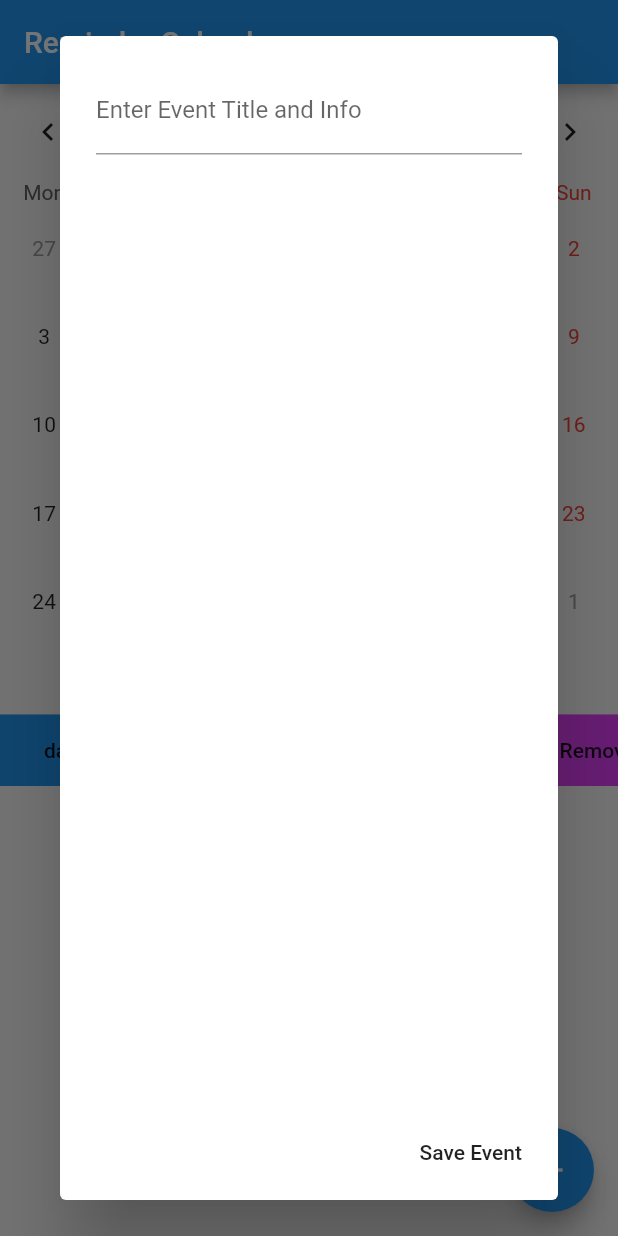
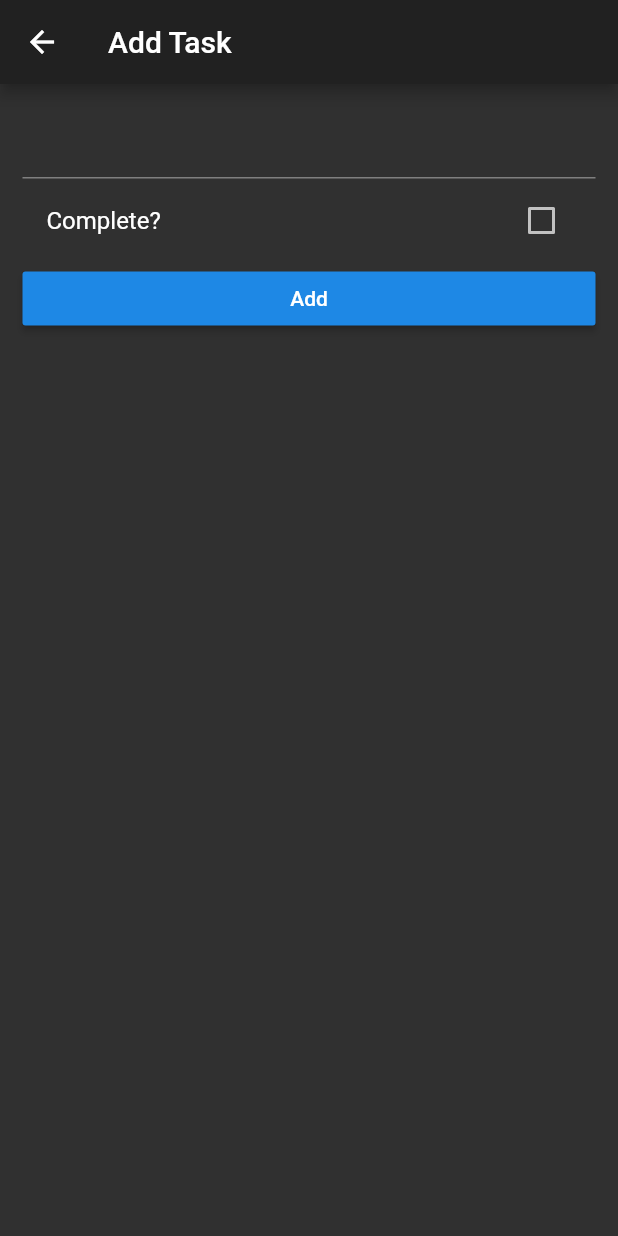
Before and after one commit to ernestsheldon/flutter_remid_mex, a Flutter app: the screen it shows after launch, after a tap on the "add" icon, on a phone screen of 412 x 824 dp. Run offline on Flutter 3.47's test engine with Material 2 defaults, Android fonts, the phone set to English and light mode, and no system bars; drawn by our look-alikes of table_calendar; our stand-ins replace flutter_local_notifications, shared_preferences.

Commit message:
Added models / provider state controll and todos

```diff
--- a/lib/main.dart
+++ b/lib/main.dart
@@ -1,21 +1,23 @@
 import 'package:flutter/material.dart';
-import 'package:flutter_remid_me/pages/flutter_calendar.dart';
+import 'package:provider/provider.dart';
 
-void main() => runApp(MyApp());
 
-class MyApp extends StatelessWidget {
-  // This widget is the root of your application.
+import 'package:flutter_remid_me/screens/home_screen.dart';
+import 'package:flutter_remid_me/providers/todos_model.dart';
+
+void main() => runApp(TodosApp());
+
+class TodosApp extends StatelessWidget {
   @override
   Widget build(BuildContext context) {
-    return MaterialApp(
-      debugShowCheckedModeBanner: false,
-      title: 'Flutter Calendar notifications ',
-      theme: ThemeData(
-        // This is the theme of your application.
+    return ChangeNotifierProvider(
 
-        primarySwatch: Colors.blue,
-      ),
-      home: FlutterCalendar(),
+      child: MaterialApp(
+        debugShowCheckedModeBanner: false,
+        title: 'Todos',
+        theme: ThemeData.dark(),
+        home: HomeScreen(),
+      ), create: (BuildContext context) => TodosModel(),
     );
   }
 }
--- a/lib/models/notification_model/notification.dart
+++ /dev/null
@@ -1,21 +0,0 @@
-
-
-class NotificationModelDaily {
-
-  int Id;
-  String Title;
-  String Description;
-  int TimeMinute;
-  int TimeHour;
-
-  NotificationModelDaily(this.Id,this.Title,this.Description,this.TimeHour,this.TimeMinute);
-
-
-
-
-
-
-
-
-
-}
--- /dev/null
+++ b/lib/models/task.dart
@@ -0,0 +1,12 @@
+import 'package:flutter/material.dart';
+
+class Task {
+  String title;
+  bool completed;
+
+  Task({@required this.title, this.completed = false});
+
+  void toggleCompleted() {
+    completed = !completed;
+  }
+}
--- a/lib/notifications/NotificationManager.dart
+++ b/lib/notifications/NotificationManager.dart
@@ -128,7 +128,8 @@ class NotificationManager {
     var iOSPlatformChannelSpecifics = IOSNotificationDetails();
     var platformChannelSpecifics = NotificationDetails(
         androidPlatformChannelSpecifics, iOSPlatformChannelSpecifics);
-    await flutterLocalNotificationsPlugin.periodicallyShow(0, 'repeating title',
+    await flutterLocalNotificationsPlugin.periodicallyShow(
+        0, 'Reminder every minute',
         'repeating body', RepeatInterval.EveryMinute, platformChannelSpecifics);
   }
 
--- /dev/null
+++ b/lib/providers/todos_model.dart
@@ -0,0 +1,33 @@
+import 'dart:collection';
+
+import 'package:flutter/material.dart';
+
+import 'package:flutter_remid_me/models/task.dart';
+
+class TodosModel extends ChangeNotifier {
+  final List<Task> _tasks = [];
+
+  UnmodifiableListView<Task> get allTasks => UnmodifiableListView(_tasks);
+
+  UnmodifiableListView<Task> get incompleteTasks =>
+      UnmodifiableListView(_tasks.where((todo) => !todo.completed));
+
+  UnmodifiableListView<Task> get completedTasks =>
+      UnmodifiableListView(_tasks.where((todo) => todo.completed));
+
+  void addTodo(Task task) {
+    _tasks.add(task);
+    notifyListeners();
+  }
+
+  void toggleTodo(Task task) {
+    final taskIndex = _tasks.indexOf(task);
+    _tasks[taskIndex].toggleCompleted();
+    notifyListeners();
+  }
+
+  void deleteTodo(Task task) {
+    _tasks.remove(task);
+    notifyListeners();
+  }
+}
--- /dev/null
+++ b/lib/screens/add_task_screen.dart
@@ -0,0 +1,69 @@
+import 'package:flutter/material.dart';
+import 'package:provider/provider.dart';
+
+import 'package:flutter_remid_me/providers/todos_model.dart';
+import 'package:flutter_remid_me/models/task.dart';
+
+class AddTaskScreen extends StatefulWidget {
+  @override
+  _AddTaskScreenState createState() => _AddTaskScreenState();
+}
+
+class _AddTaskScreenState extends State<AddTaskScreen> {
+  final taskTitleController = TextEditingController();
+  bool completedStatus = false;
+
+  @override
+  void dispose() {
+    taskTitleController.dispose();
+    super.dispose();
+  }
+
+  void onAdd() {
+    final String textVal = taskTitleController.text;
+    final bool completed = completedStatus;
+    if (textVal.isNotEmpty) {
+      final Task todo = Task(
+        title: textVal,
+        completed: completed,
+      );
+      Provider.of<TodosModel>(context, listen: false).addTodo(todo);
+      Navigator.pop(context);
+    }
+  }
+
+  @override
+  Widget build(BuildContext context) {
+    return Scaffold(
+      appBar: AppBar(
+        title: Text('Add Task'),
+      ),
+      body: ListView(
+        children: <Widget>[
+          Padding(
+            padding: EdgeInsets.all(15.0),
+            child: Container(
+              child: Column(
+                crossAxisAlignment: CrossAxisAlignment.stretch,
+                children: <Widget>[
+                  TextField(controller: taskTitleController),
+                  CheckboxListTile(
+                    value: completedStatus,
+                    onChanged: (checked) => setState(() {
+                      completedStatus = checked;
+                    }),
+                    title: Text('Complete?'),
+                  ),
+                  RaisedButton(
+                    child: Text('Add'),
+                    onPressed: onAdd,
+                  ),
+                ],
+              ),
+            ),
+          )
+        ],
+      ),
+    );
+  }
+}
--- a/lib/pages/flutter_calendar.dart
+++ b/lib/screens/flutter_calendar.dart
@@ -92,7 +92,17 @@ class _FlutterCalendarState extends State<FlutterCalendar> {
   Widget build(BuildContext context) {
     return Scaffold(
       appBar: AppBar(
-        title: Text('Reminder Calendar'),
+        title: Text('Create Event'),
+        actions: <Widget>[
+          IconButton(
+            icon: Icon(Icons.add),
+            onPressed: () {
+              setState(() {
+                _createEventDialog();
+              });
+            },
+          ),
+        ],
       ),
       body: SingleChildScrollView(
         child: Column(
@@ -155,14 +165,14 @@ class _FlutterCalendarState extends State<FlutterCalendar> {
                 )),
             Container(
               child: Column(
+                mainAxisAlignment: MainAxisAlignment.start,
                 children: <Widget>[
-                  Center(
-                    child: Text(
-                      'Create Reminders by type',
-                      style:
-                          TextStyle(fontSize: 22, fontWeight: FontWeight.bold),
-                    ),
+                  Text(
+                    'Create Reminder',
+                    style:
+                    TextStyle(fontSize: 22, fontWeight: FontWeight.bold),
                   ),
+
                   SizedBox(
                     height: 20.0,
                   ),
@@ -180,14 +190,15 @@ class _FlutterCalendarState extends State<FlutterCalendar> {
                         Container(
                           color: Colors.yellow,
                           child: FlatButton(
-                            onPressed: () {},
+                            onPressed: _notificationManager
+                                .showWeeklyAtDayAndTime,
                             child: Text('weekly'),
                           ),
                         ),
                         Container(
                           color: Colors.redAccent,
                           child: FlatButton(
-                            onPressed: () {},
+                            onPressed: _notificationManager.repeatNotification,
                             child: Text('repeating'),
                           ),
                         ),
@@ -204,6 +215,7 @@ class _FlutterCalendarState extends State<FlutterCalendar> {
                             onPressed: () {
                               setState(() {
                                 _events.clear();
+                                _eventController.clear();
                               });
                             },
                             child: Text('Remove All events'),
@@ -221,22 +233,19 @@ class _FlutterCalendarState extends State<FlutterCalendar> {
                         ),
                       ],
                     ),
+
+
                   ),
+
                 ],
               ),
             ),
           ],
         ),
       ),
-      floatingActionButton: FloatingActionButton(
-          child: Icon(Icons.add),
-          onPressed: () {
-            setState(() {
-              _createEventDialog();
-            });
-          }),
     );
   }
+
 
   //create a reminder notification and calendar event on calendar
   _showAddDailyDialog() {
@@ -285,28 +294,12 @@ class _FlutterCalendarState extends State<FlutterCalendar> {
                 FlatButton(
                   child: Text("Save"),
                   onPressed: () {
-                    if (_eventController.text.isEmpty) return;
                     if (_notificationIdController.text.isEmpty) return;
                     if (_notificationTitleController.text.isEmpty) return;
                     if (_notificationDescriptionController.text.isEmpty) return;
                     if (_notificationTimeHourController.text.isEmpty) return;
                     if (_notificationTimeMinuteController.text.isEmpty) return;
-                    setState(() {
-                      if (_events[_controller.selectedDay] != null) {
-                        _events[_controller.selectedDay]
-                            .add(_eventController.text);
-                      } else {
-                        _events[_controller.selectedDay] = [
-                          _eventController.text
-                        ];
-                      }
-                      prefs.setString(
-                          "events", json.encode(encodeMap(_events)));
-                      _eventController.clear();
 
-                      //_events.clear();
-                      //_notificationManager.scheduleNotification();
-                      //_notificationManager.removeAllReminders();
                       _notificationManager.showNotificationDaily(
                           1,
                           _notificationTitleController.text,
@@ -317,7 +310,6 @@ class _FlutterCalendarState extends State<FlutterCalendar> {
                       //_notificationManager.removeAllReminders();
 
                       Navigator.pop(context);
-                    });
                   },
                 )
               ],
--- /dev/null
+++ b/lib/screens/home_screen.dart
@@ -0,0 +1,63 @@
+import 'package:flutter/material.dart';
+
+import 'package:flutter_remid_me/screens/add_task_screen.dart';
+import 'package:flutter_remid_me/screens/flutter_calendar.dart';
+import 'package:flutter_remid_me/tabs/all_tasks.dart';
+import 'package:flutter_remid_me/tabs/completed_tasks.dart';
+import 'package:flutter_remid_me/tabs/incomplete_tasks.dart';
+
+class HomeScreen extends StatefulWidget {
+  @override
+  _HomeScreenState createState() => _HomeScreenState();
+}
+
+class _HomeScreenState extends State<HomeScreen>
+    with SingleTickerProviderStateMixin {
+  TabController controller;
+
+  @override
+  void initState() {
+    super.initState();
+    controller = TabController(length: 4, vsync: this);
+  }
+
+  @override
+  Widget build(BuildContext context) {
+    return Scaffold(
+      appBar: AppBar(
+        title: Text('Create Task'),
+        actions: <Widget>[
+          IconButton(
+            icon: Icon(Icons.add),
+            onPressed: () {
+              Navigator.push(
+                context,
+                MaterialPageRoute(
+                  builder: (context) => AddTaskScreen(),
+                ),
+              );
+            },
+          ),
+        ],
+        bottom: TabBar(
+          controller: controller,
+          tabs: <Widget>[
+            Tab(text: 'All'),
+            Tab(text: 'Incomplete'),
+            Tab(text: 'Complete'),
+            Tab(text: 'Calendar'),
+          ],
+        ),
+      ),
+      body: TabBarView(
+        controller: controller,
+        children: <Widget>[
+          AllTasksTab(),
+          IncompleteTasksTab(),
+          CompletedTasksTab(),
+          FlutterCalendar(),
+        ],
+      ),
+    );
+  }
+}
--- /dev/null
+++ b/lib/tabs/all_tasks.dart
@@ -0,0 +1,18 @@
+import 'package:flutter/material.dart';
+import 'package:provider/provider.dart';
+
+import 'package:flutter_remid_me/providers/todos_model.dart';
+import 'package:flutter_remid_me/widgets/task_list.dart';
+
+class AllTasksTab extends StatelessWidget {
+  @override
+  Widget build(BuildContext context) {
+    return Container(
+      child: Consumer<TodosModel>(
+        builder: (context, todos, child) => TaskList(
+          tasks: todos.allTasks,
+        ),
+      ),
+    );
+  }
+}
--- /dev/null
+++ b/lib/widgets/task_list.dart
@@ -0,0 +1,21 @@
+import 'package:flutter/material.dart';
+
+import 'package:flutter_remid_me/models/task.dart';
+import 'package:flutter_remid_me/widgets/task_list_item.dart';
+
+class TaskList extends StatelessWidget {
+  final List<Task> tasks;
+
+  TaskList({@required this.tasks});
+
+  @override
+  Widget build(BuildContext context) {
+    return ListView(
+      children: getChildrenTasks(),
+    );
+  }
+
+  List<Widget> getChildrenTasks() {
+    return tasks.map((todo) => TaskListItem(task: todo)).toList();
+  }
+}
--- /dev/null
+++ b/lib/widgets/task_list_item.dart
@@ -0,0 +1,33 @@
+import 'package:flutter/material.dart';
+import 'package:provider/provider.dart';
+
+import 'package:flutter_remid_me/models/task.dart';
+import 'package:flutter_remid_me/providers/todos_model.dart';
+
+class TaskListItem extends StatelessWidget {
+  final Task task;
+
+  TaskListItem({@required this.task});
+
+  @override
+  Widget build(BuildContext context) {
+    return ListTile(
+      leading: Checkbox(
+        value: task.completed,
+        onChanged: (bool checked) {
+          Provider.of<TodosModel>(context, listen: false).toggleTodo(task);
+        },
+      ),
+      title: Text(task.title),
+      trailing: IconButton(
+        icon: Icon(
+          Icons.delete,
+          color: Colors.red,
+        ),
+        onPressed: () {
+          Provider.of<TodosModel>(context, listen: false).deleteTodo(task);
+        },
+      ),
+    );
+  }
+}
```
Also changed, not shown: lib/pages/home_page.dart (deleted, +0 -10 lines), lib/tabs/completed_tasks.dart (added, +18 -0 lines), lib/tabs/incomplete_tasks.dart (added, +18 -0 lines), pubspec.yaml (+10 -3 lines), pubspec.lock, 2 other files.
